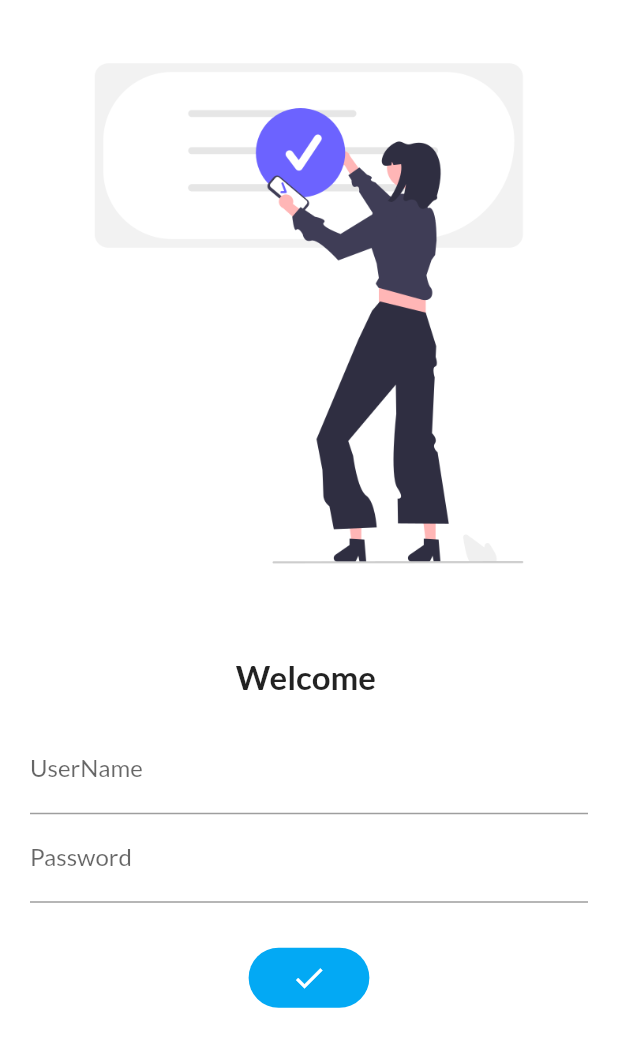
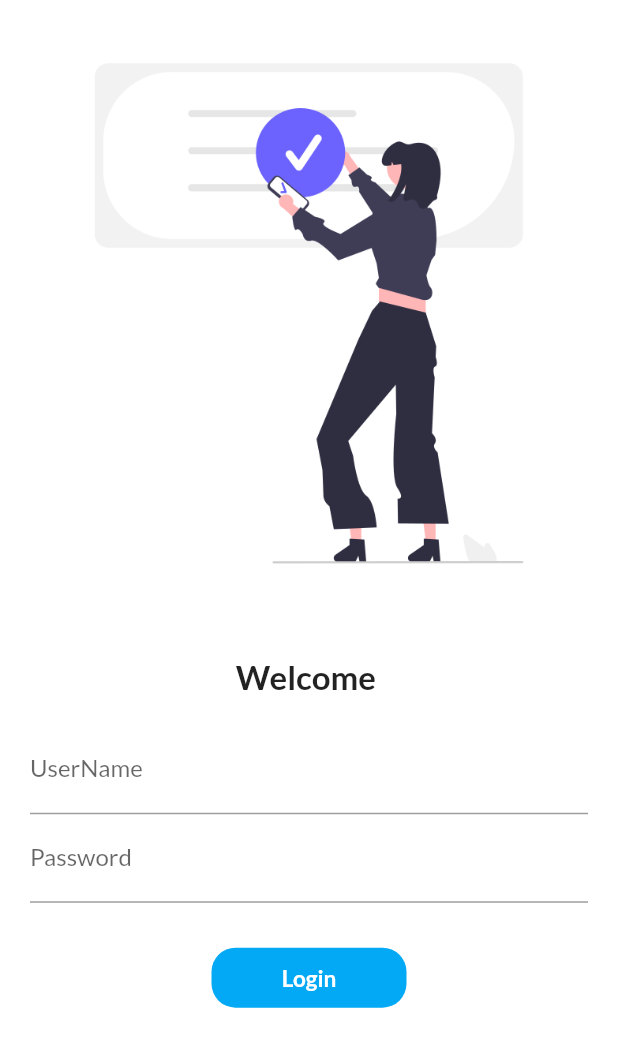
Before and after one commit to aditi26-M/30DaysofFlutter, a Flutter app: the screen it shows after launch, after a tap on "Login", on a phone screen of 412 x 824 dp. Shown: the top 1047 px of the screen. Run offline on Flutter 3.47's test engine with Material 2 defaults, Android fonts, the phone set to English and light mode, and no system bars; our stand-ins replace google_fonts.

Commit message:
Day 6 Completed

```diff
--- a/lib/pages/login.dart
+++ b/lib/pages/login.dart
@@ -9,11 +9,32 @@ class LoginPage extends StatefulWidget {
 class _LoginPageState extends State<LoginPage> {
   String name = "";
   bool changeButton = false;
+
+  final  _formKey = GlobalKey<FormState>();
+
+  //method - moveToHome
+  moveToHome(BuildContext context) async {
+    if(_formKey.currentState!.validate()) {
+    setState(() {
+                            changeButton = true;
+                          });
+                          await Future.delayed(Duration(seconds: 2));
+                          await Navigator.pushNamed(context, MyRoutes.homeRoute);
+
+                          setState(() {
+                            changeButton = false;
+                          }
+                          );
+    }
+  }
+
+
   @override
   Widget build(BuildContext context) {
     return Material(
         color: Colors.white,
         child: SingleChildScrollView(
+          child: Form(
             child: Column(
               children: [
                 Image.asset(
@@ -40,6 +61,16 @@ class _LoginPageState extends State<LoginPage> {
                           hintText: "Enter username",
                           labelText: "UserName",
                         ),
+
+                        validator: (value) {
+                          if (value!.isEmpty) {
+                            return "Username cannot be empty";
+                          }
+                          return null;
+                        },
+
+
+
                         onChanged: (value) {
                           name = value;
 
@@ -49,26 +80,41 @@ class _LoginPageState extends State<LoginPage> {
                       TextFormField(
                         obscureText: true,
                         decoration: const InputDecoration(
-                          hintText: "Enter password", labelText: "Password"),
+                            hintText: "Enter password", labelText: "Password"
                             ),
+
+                            validator: (value) {
+                          if (value!.isEmpty) {
+                            return "Password cannot be empty";
+                          }
+
+                          else if (value.length < 8) {
+                            return "Password cannot be less than 8";
+                          }
+
+                          return null;
+                        },
+
+                      ),
+
+
                       const SizedBox(
                         height: 30,
                       ),
-                    InkWell(
-                      onTap: () async {
-                        setState(() {
-                          changeButton = true;
-                        });
-                        await Future.delayed(Duration(seconds: 2));
-                        Navigator.pushNamed(context, MyRoutes.homeRoute);
+                      Material(
+                        color: Colors.lightBlue,
+                        borderRadius:
+                                    BorderRadius.circular(changeButton ? 50 : 16),
 
-                      },
+                        child: InkWell(
+                          onTap: () => moveToHome(context),
+
                           child: AnimatedContainer(
                             duration: Duration(seconds: 2),
                             alignment: Alignment.center,
                             height: 40,
                             width: changeButton ? 40 : 130,
-                        child: changeButton ? Icon(Icons.done, color: Colors.white,) : Text(
+                            child: changeButton ? Icon(Icons.done, color: Colors.white,) : const Text(
                               "Login",
                               style: TextStyle(
                                 color: Colors.white,
@@ -76,12 +122,13 @@ class _LoginPageState extends State<LoginPage> {
                                 fontSize: 15,
                               ),
                             ),
-                        decoration: BoxDecoration(
-                            color: Colors.lightBlue,
+
+                          //  decoration: BoxDecoration(
+                          //      color: Colors.lightBlue,
 
                           // shape: changeButton ? BoxShape.circle : BoxShape.rectangle,
-                            borderRadius:
-                                BorderRadius.circular(changeButton ? 50 : 16)),
+
+                                    ),
                           ),
                         ),
                     ],
@@ -94,6 +141,7 @@ class _LoginPageState extends State<LoginPage> {
                 )
               ],
             ),
+          ),
         ));
   }
 }
```
Also changed, not shown: assets/images/Flutter.png (added). Lines whose indentation alone changed are shown as unchanged.
